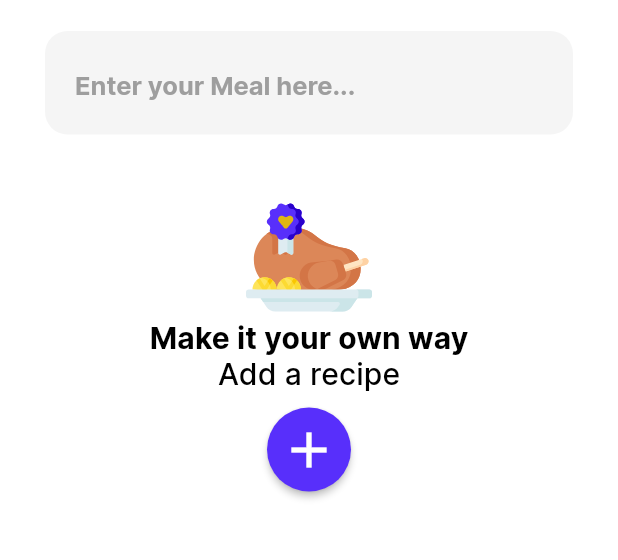
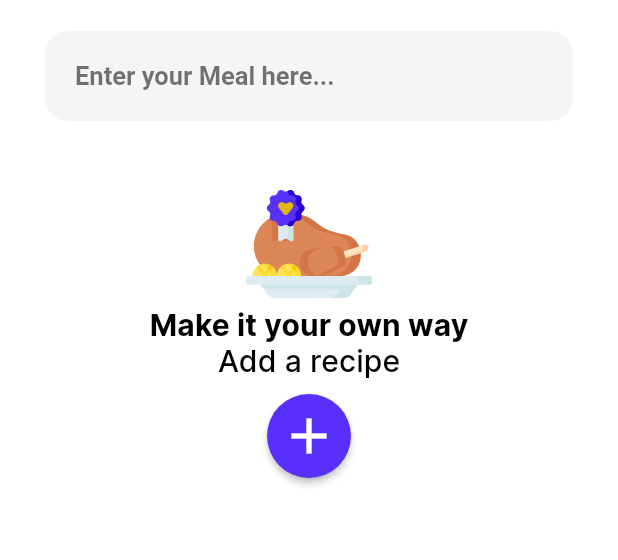
Before and after one commit to henryjrtena/recipe-app-flutter, a Flutter app: the TheMealDBApiOverviewPage screen opened directly with empty values, on a phone screen of 412 x 824 dp, the part 173-733 px from its top. Run offline on Flutter 3.47's test engine with Material 2 defaults, Android fonts, the phone set to English and light mode, and no system bars; our stand-ins replace async_redux, dio, flutter_svg, freezed_annotation; generated files the repository leaves out were written again.

Commit message:
feat: search recipe feature - modified the mvvm to accomodate the search feature - created a separate reusable widget for the recipe list view - created the search recipe actions - created a constant variable for the font family - properly used of dispose method

```diff
--- a/lib/features/the_meal_db_details/widgets/card_container.dart
+++ b/lib/features/the_meal_db_details/widgets/card_container.dart
@@ -12,8 +12,11 @@ class CardContainer extends StatelessWidget {
   @override
   Widget build(BuildContext context) {
     return Container(
-      color: lightGrey,
       padding: const EdgeInsets.all(20.0),
+      decoration: BoxDecoration(
+        borderRadius: BorderRadius.circular(20),
+        color: lightGrey,
+      ),
       child: child,
     );
   }
--- a/lib/features/the_meal_db_overview/the_meal_db_overview_connector.dart
+++ b/lib/features/the_meal_db_overview/the_meal_db_overview_connector.dart
@@ -13,7 +13,9 @@ class TheMealDBApiOverviewConnector extends StatelessWidget {
       vm: () => TheMealDBApiOverviewVmFactory(),
       builder: (_, vm) => TheMealDBApiOverviewPage(
         recipes: vm.recipes,
+        searchedRecipes: vm.searchedRecipes,
         onGetRecipe: vm.onGetRecipeAction,
+        onSearchRecipes: vm.onSearchedRecipeAction,
       ),
     );
   }
--- a/lib/features/the_meal_db_overview/the_meal_db_overview_page.dart
+++ b/lib/features/the_meal_db_overview/the_meal_db_overview_page.dart
@@ -1,44 +1,49 @@
+import 'dart:async';
+
+import 'package:recipe_app_flutter/features/the_meal_db_overview/widgets/recipe_list_view.dart';
 import 'package:recipe_app_flutter/features/the_meal_db_overview/widgets/search_recipe_textfield.dart';
+import 'package:recipe_app_flutter/utilities/constant.dart';
 import 'package:recipe_app_flutter/utilities/string_constant.dart';
 import 'package:recipe_app_flutter/utilities/spacing.dart';
 import 'package:recipe_app_flutter/api/model/recipe.dart';
 import 'package:recipe_app_flutter/features/the_meal_db_overview/widgets/add_recipe_modal_form.dart';
-import 'package:recipe_app_flutter/features/the_meal_db_overview/widgets/empty_recipes_view.dart';
-import 'package:recipe_app_flutter/features/the_meal_db_overview/widgets/recipe_card.dart';
 import 'package:flutter/material.dart';
 
 class TheMealDBApiOverviewPage extends StatefulWidget {
   const TheMealDBApiOverviewPage({
     required this.recipes,
+    required this.searchedRecipes,
     required this.onGetRecipe,
+    required this.onSearchRecipes,
     Key? key,
   }) : super(key: key);
 
   final List<Recipe> recipes;
-  final Function(String) onGetRecipe;
+  final List<Recipe> searchedRecipes;
+  final ValueChanged<String> onGetRecipe;
+  final ValueChanged<String> onSearchRecipes;
 
   @override
   State<TheMealDBApiOverviewPage> createState() => _TheMealDBApiOverviewPageState();
 }
 
 class _TheMealDBApiOverviewPageState extends State<TheMealDBApiOverviewPage> {
-  late final TextEditingController searchController;
+  late final TextEditingController _searchController;
+  Timer? _debounce;
 
   @override
   void initState() {
     super.initState();
-    searchController = TextEditingController();
+
+    _searchController = TextEditingController()..addListener(_onSearchChanged);
   }
 
   @override
   void dispose() {
+    _debounce?.cancel();
+    _searchController.dispose();
+
     super.dispose();
-    searchController.dispose();
-  }
-
-  @override
-  void didUpdateWidget(covariant TheMealDBApiOverviewPage oldWidget) {
-    super.didUpdateWidget(oldWidget);
   }
 
   @override
@@ -73,41 +78,28 @@ class _TheMealDBApiOverviewPageState extends State<TheMealDBApiOverviewPage> {
                 ],
               ),
               Container(
-                margin: const EdgeInsets.only(top: 20.0, bottom: 40.0),
-                child: MealDBTextField(controller: searchController),
+                margin: const EdgeInsets.only(
+                  top: 20.0,
+                  bottom: 40.0,
                 ),
-              widget.recipes.isNotEmpty
-                  ? Expanded(
-                      child: Column(
-                        crossAxisAlignment: CrossAxisAlignment.start,
-                        children: [
-                          Text(
-                            yourRecipesLabel,
-                            style: Theme.of(context).textTheme.titleMedium,
+                child: MealDBTextField(
+                  controller: _searchController,
+                  onClearSearchField: _clearSearchField,
                 ),
-                          const VerticalSpacing(height: 20.0),
+              ),
               Expanded(
-                            child: ListView.separated(
-                              separatorBuilder: (_, __) => const VerticalSpacing(height: 20.0),
-                              itemBuilder: (_, index) {
-                                final recipe = widget.recipes[index];
-                                return RecipeCard(
-                                  recipe: recipe,
-                                  recipeIndex: index,
-                                );
-                              },
-                              itemCount: widget.recipes.length,
+                child: RecipeListView(
+                  recipes: _searchController.text.isNotEmpty ? widget.searchedRecipes : widget.recipes,
+                  label: _searchController.text.isNotEmpty ? yourResultsLabel : yourRecipeLabel,
+                  onAddRecipe: _showAddRecipeForm,
                 ),
               )
             ],
           ),
-                    )
-                  : EmptyRecipesView(onAddRecipe: _showAddRecipeForm)
-            ],
         ),
       ),
-      ),
-      floatingActionButton: widget.recipes.isNotEmpty
+      floatingActionButton: _searchController.text.isEmpty
+          ? widget.recipes.isNotEmpty
               ? FloatingActionButton(
                   onPressed: _showAddRecipeForm,
                   child: const Icon(
@@ -115,7 +107,25 @@ class _TheMealDBApiOverviewPageState extends State<TheMealDBApiOverviewPage> {
                     size: 40.0,
                   ),
                 )
-          : const VerticalSpacing(height: 0.0),
+              : const VerticalSpacing(height: noHeight)
+          : widget.searchedRecipes.isNotEmpty
+              ? FloatingActionButton(
+                  onPressed: _showAddRecipeForm,
+                  child: const Icon(
+                    Icons.add,
+                    size: 40.0,
+                  ),
+                )
+              : const VerticalSpacing(height: noHeight),
+    );
+  }
+
+  void _onSearchChanged() {
+    if (_searchController.text.isEmpty) return;
+    if (_debounce?.isActive ?? false) _debounce?.cancel();
+    _debounce = Timer(
+      const Duration(milliseconds: 1000),
+      () => widget.onSearchRecipes(_searchController.text),
     );
   }
 
@@ -131,5 +141,7 @@ class _TheMealDBApiOverviewPageState extends State<TheMealDBApiOverviewPage> {
     );
   }
 
+  void _clearSearchField() => _searchController.clear();
+
   List<String> _getAllRecipeName() => widget.recipes.map((recipe) => recipe.strMeal.toLowerCase()).toList();
 }
--- /dev/null
+++ b/lib/features/the_meal_db_overview/widgets/recipe_list_view.dart
@@ -0,0 +1,47 @@
+import 'package:recipe_app_flutter/api/model/recipe.dart';
+import 'package:recipe_app_flutter/features/the_meal_db_overview/widgets/empty_recipes_view.dart';
+import 'package:recipe_app_flutter/features/the_meal_db_overview/widgets/recipe_card.dart';
+import 'package:recipe_app_flutter/utilities/spacing.dart';
+import 'package:flutter/material.dart';
+
+class RecipeListView extends StatelessWidget {
+  const RecipeListView({
+    required this.recipes,
+    required this.onAddRecipe,
+    required this.label,
+    super.key,
+  });
+
+  final List<Recipe> recipes;
+  final VoidCallback onAddRecipe;
+  final String label;
+
+  @override
+  Widget build(BuildContext context) {
+    if (recipes.isEmpty) return EmptyRecipesView(onAddRecipe: onAddRecipe);
+
+    return Column(
+      crossAxisAlignment: CrossAxisAlignment.start,
+      children: [
+        Text(
+          label,
+          style: Theme.of(context).textTheme.titleMedium,
+        ),
+        const VerticalSpacing(height: 20.0),
+        Expanded(
+          child: ListView.separated(
+            separatorBuilder: (_, __) => const VerticalSpacing(height: 20.0),
+            itemBuilder: (_, index) {
+              final recipe = recipes[index];
+              return RecipeCard(
+                recipe: recipe,
+                recipeIndex: index,
+              );
+            },
+            itemCount: recipes.length,
+          ),
+        )
+      ],
+    );
+  }
+}
--- a/lib/features/the_meal_db_overview/widgets/search_recipe_textfield.dart
+++ b/lib/features/the_meal_db_overview/widgets/search_recipe_textfield.dart
@@ -2,36 +2,55 @@ import 'package:recipe_app_flutter/utilities/colors.dart';
 import 'package:recipe_app_flutter/utilities/string_constant.dart';
 import 'package:flutter/material.dart';
 
-class MealDBTextField extends StatelessWidget {
+class MealDBTextField extends StatefulWidget {
   const MealDBTextField({
     required this.controller,
+    this.onClearSearchField,
     this.maxLines = 1,
     super.key,
   });
 
   final TextEditingController controller;
+  final VoidCallback? onClearSearchField;
   final int maxLines;
+
+  @override
+  State<MealDBTextField> createState() => _MealDBTextFieldState();
+}
+
+class _MealDBTextFieldState extends State<MealDBTextField> {
+  bool showCloseButton = false;
 
   @override
   Widget build(BuildContext context) {
     return TextField(
-      controller: controller,
-      maxLines: maxLines,
-      decoration: const InputDecoration(
+      onChanged: _onTextFieldChanged,
+      controller: widget.controller,
+      maxLines: widget.maxLines,
+      style: Theme.of(context).textTheme.labelLarge,
+      decoration: InputDecoration(
+        suffixIcon: showCloseButton && widget.maxLines != 5
+            ? GestureDetector(
+                onTap: widget.onClearSearchField,
+                child: const Icon(
+                  Icons.cancel,
+                  color: secondaryColor,
+                  size: 35.0,
+                ),
+              )
+            : null,
         hintText: enterYourMealHereLabel,
-        hintStyle: TextStyle(
-          fontWeight: FontWeight.bold,
-          color: grey,
-          fontSize: 17.0,
-        ),
-        contentPadding: EdgeInsetsDirectional.all(20.0),
-        border: OutlineInputBorder(
+        hintStyle: Theme.of(context).textTheme.labelLarge,
+        contentPadding: const EdgeInsetsDirectional.all(20.0),
+        border: const OutlineInputBorder(
           borderSide: BorderSide.none,
           borderRadius: BorderRadius.all(Radius.circular(15.0)),
         ),
         filled: true,
-        fillColor: Color.fromRGBO(245, 245, 245, 1),
+        fillColor: const Color.fromRGBO(245, 245, 245, 1),
       ),
     );
   }
+
+  void _onTextFieldChanged(String searchText) => setState(() => showCloseButton = searchText.isNotEmpty);
 }
--- a/lib/utilities/colors.dart
+++ b/lib/utilities/colors.dart
@@ -7,6 +7,7 @@ const white = Colors.white;
 const grey = Colors.grey;
 const lightGrey = Color.fromRGBO(245, 245, 245, 1);
 const black = Colors.black;
+const lightBlack = Colors.black54;
 
 const onboardingBlackGradient = [
   Color.fromRGBO(0, 0, 0, 0.7),
--- a/lib/utilities/constant.dart
+++ b/lib/utilities/constant.dart
@@ -1,3 +1,5 @@
+const primaryFont = 'Inter';
+
 const listOfAllowedRecipe = [
   'sushi',
   'fettuccine alfredo',
@@ -19,3 +21,5 @@ const listOfAllowedRecipe = [
   'wontons',
   'tonkatsu pork',
 ];
+
+const noHeight = 0.0;
--- a/lib/utilities/string_constant.dart
+++ b/lib/utilities/string_constant.dart
@@ -43,3 +43,6 @@ const deleteLabel = 'Delete';
 const cancelLabel = 'Cancel';
 
 const deleteMessageConfirmation = 'Click "Delete" or "Cancel" to proceed.';
+
+const yourResultsLabel = 'Your Results';
+const yourRecipeLabel = 'Your Recipes';
```
Also changed, not shown: lib/features/the_meal_db_overview/the_meal_db_overview_vm.dart (+17 -1 lines), lib/features/the_meal_db_overview/widgets/add_recipe_modal_form.dart (+5 -6 lines), lib/state/action/recipe_actions.dart (+15 -0 lines), lib/utilities/the_meal_db_api_theme.dart (+13 -8 lines). Lines whose indentation alone changed are shown as unchanged.
